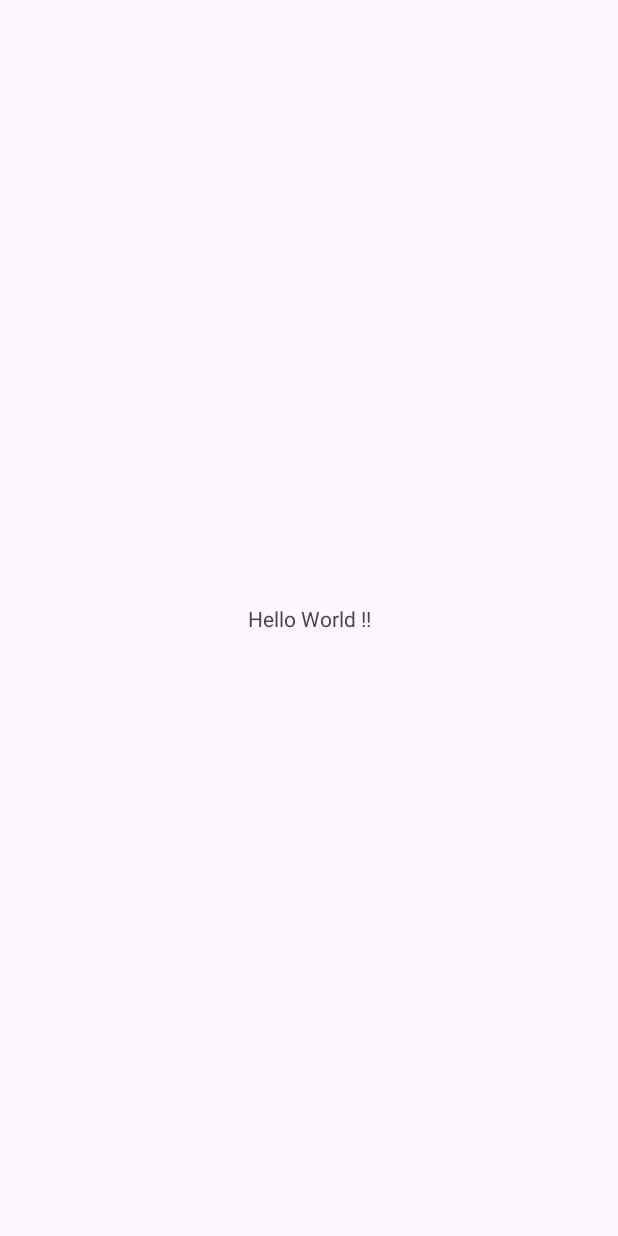
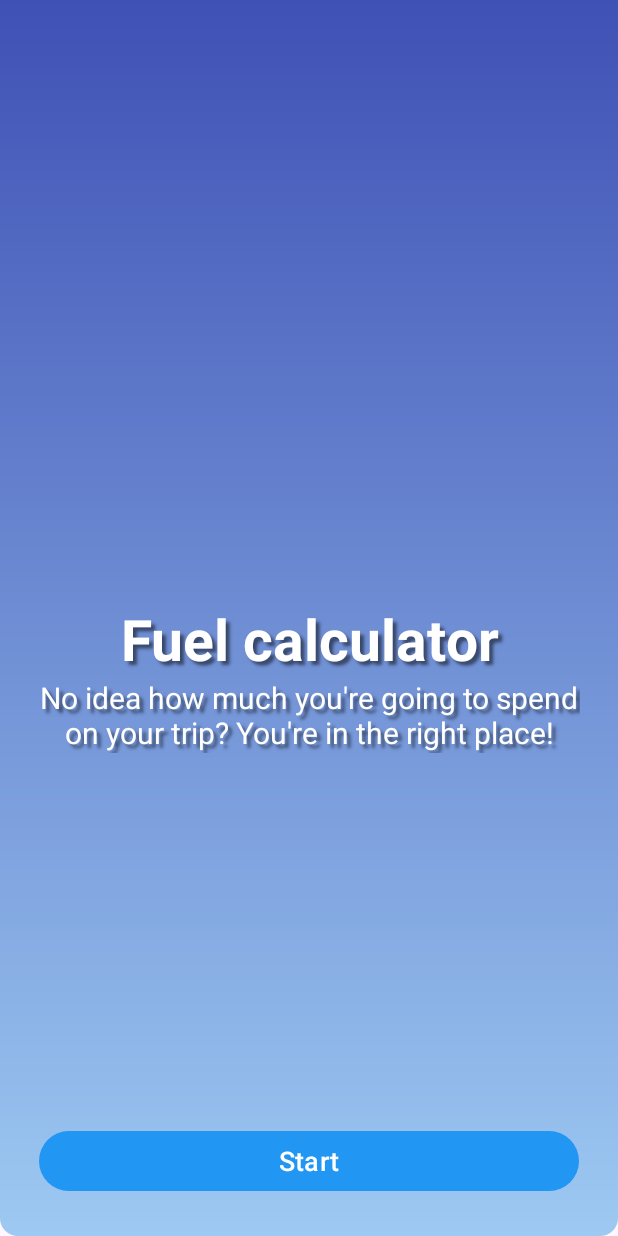
Before and after one commit to CR7sewey/FuelCalculator, an Android app: the screen it shows after launch (MainActivity), on a phone screen of 412 x 824 dp. Before the commit the screen is almost empty. Run offline under Robolectric (Android 15) with nearby library versions, the phone set to English and light mode, and no system bars.

Commit message:
Main_Layout - Part 1

```diff
--- /dev/null
+++ b/app/src/main/res/drawable/buttondrawable.xml
@@ -0,0 +1,6 @@
+<?xml version="1.0" encoding="utf-8"?>
+<shape xmlns:android="http://schemas.android.com/apk/res/android">
+    <solid android:color="@color/blue2" /> <!--- color for the background -->
+    <corners android:radius="12dp" />  <!--- radius for the rounded corner -->
+
+</shape>
--- /dev/null
+++ b/app/src/main/res/drawable/gradiente.xml
@@ -0,0 +1,14 @@
+<?xml version="1.0" encoding="utf-8"?>
+<shape xmlns:android="http://schemas.android.com/apk/res/android">
+    <gradient
+        android:startColor="@color/blue"
+        android:endColor="@color/blue3"
+        android:angle="-90"
+        />
+    <corners
+        android:topLeftRadius="0dp"
+        android:topRightRadius="0dp"
+        android:bottomLeftRadius="12dp"
+        android:bottomRightRadius="12dp"
+        />  <!--- radius for the rounded corner -->
+</shape>
--- a/app/src/main/res/layout/activity_main.xml
+++ b/app/src/main/res/layout/activity_main.xml
@@ -5,15 +5,67 @@
     android:id="@+id/main"
     android:layout_width="match_parent"
     android:layout_height="match_parent"
+    android:background="@drawable/gradiente"
     tools:context=".MainActivity">
 
-    <TextView
-        android:layout_width="wrap_content"
+    <LinearLayout
+        android:layout_width="match_parent"
+        android:layout_height="match_parent"
+        android:orientation="vertical"
+
+        >
+
+        <TextView
+            android:layout_width="match_parent"
+            android:layout_height="wrap_content"
+            android:text="Fuel calculator"
+            android:textSize="38dp"
+            android:textStyle="bold"
+            android:textColor="@color/white"
+            android:gravity="center"
+            android:layout_marginTop="400sp"
+            app:layout_constraintTop_toTopOf="parent"
+            android:shadowColor="#80000000"
+            android:shadowDx="4"
+            android:shadowDy="4"
+            android:shadowRadius="2"
+            />
+
+        <TextView
+            android:layout_width="match_parent"
+            android:layout_height="wrap_content"
+            android:text="No idea how much you're going to spend on your trip? You're in the right place!"
+            android:textSize="20dp"
+            android:textColor="@color/white"
+            android:gravity="center"
+            android:layout_marginStart="25dp"
+            android:layout_marginEnd="25dp"
+            app:layout_constraintTop_toTopOf="parent"
+            android:shadowColor="#80000000"
+            android:shadowDx="4"
+            android:shadowDy="4"
+            android:shadowRadius="2"
+
+            />
+
+
+
+
+
+    </LinearLayout>
+
+    <Button
+        android:id="@+id/start"
+        android:layout_width="match_parent"
         android:layout_height="wrap_content"
-        android:text="Hello World !!"
+        android:textSize="18dp"
+        android:text="Start"
         app:layout_constraintBottom_toBottomOf="parent"
+        app:layout_constraintStart_toStartOf="parent"
         app:layout_constraintEnd_toEndOf="parent"
-        app:layout_constraintStart_toStartOf="parent"
-        app:layout_constraintTop_toTopOf="parent" />
+        android:layout_marginBottom="26dp"
+        android:layout_marginEnd="26dp"
+        android:layout_marginStart="26dp"
+        />
 
 </androidx.constraintlayout.widget.ConstraintLayout>
--- a/app/src/main/res/values/colors.xml
+++ b/app/src/main/res/values/colors.xml
@@ -2,4 +2,8 @@
 <resources>
     <color name="black">#FF000000</color>
     <color name="white">#FFFFFFFF</color>
+    <color name="blue">#3F51B5</color>
+    <color name="blue2">#2196F3</color>
+    <color name="blue3">#9DC9F2</color>
+
 </resources>
--- a/app/src/main/res/values/themes.xml
+++ b/app/src/main/res/values/themes.xml
@@ -2,7 +2,9 @@
     <!-- Base application theme. -->
     <style name="Base.Theme.FuelCalculator" parent="Theme.Material3.DayNight.NoActionBar">
         <!-- Customize your light theme here. -->
-        <!-- <item name="colorPrimary">@color/my_light_primary</item> -->
+        <item name="colorPrimary">@color/blue2</item>
+        <item name="android:statusBarColor">@color/blue2</item>
+
     </style>
 
     <style name="Theme.FuelCalculator" parent="Base.Theme.FuelCalculator" />
```
